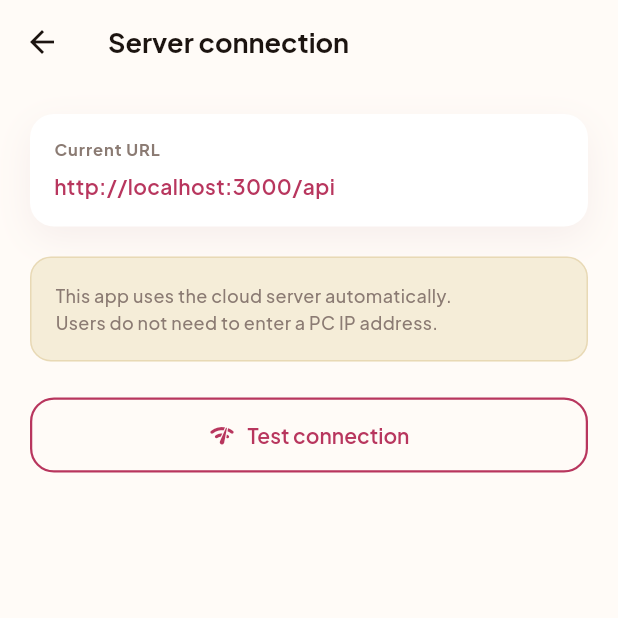
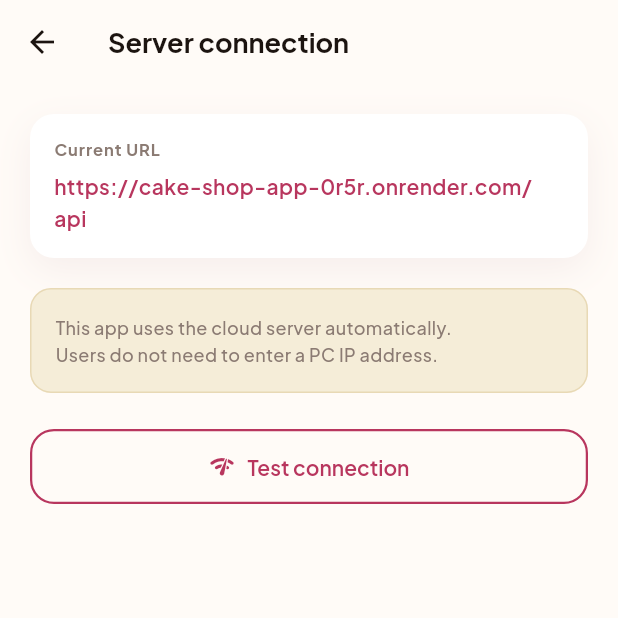
Before and after one commit to Saad2607/cake-shop-app, a Flutter app: the ServerSettingsScreen screen opened directly, on a phone screen of 412 x 824 dp, the top half of it. Run offline on Flutter 3.47's test engine with Material 3 defaults, Android fonts, the phone set to English and light mode, and no system bars; our stand-ins replace cached_network_image, confetti, flutter_local_notifications, geocoding, geolocator, google_fonts and 1 more; accounts and stored records are empty.

Commit message:
Initial Commit: Flutter app, Node backend, docs

```diff
--- a/flutter-app/cake_shop/lib/config/api_config.dart
+++ b/flutter-app/cake_shop/lib/config/api_config.dart
@@ -4,7 +4,7 @@
 /// `flutter build apk --release --dart-define=PRODUCTION_API_URL=https://YOUR-APP.onrender.com/api`
 const String productionApiBaseUrl = String.fromEnvironment(
   'PRODUCTION_API_URL',
-  defaultValue: 'http://localhost:3000/api',
+  defaultValue: 'https://cake-shop-app-0r5r.onrender.com/api',
 );
 
 /// Ensures a consistent `/api` suffix for HTTP calls.
```
